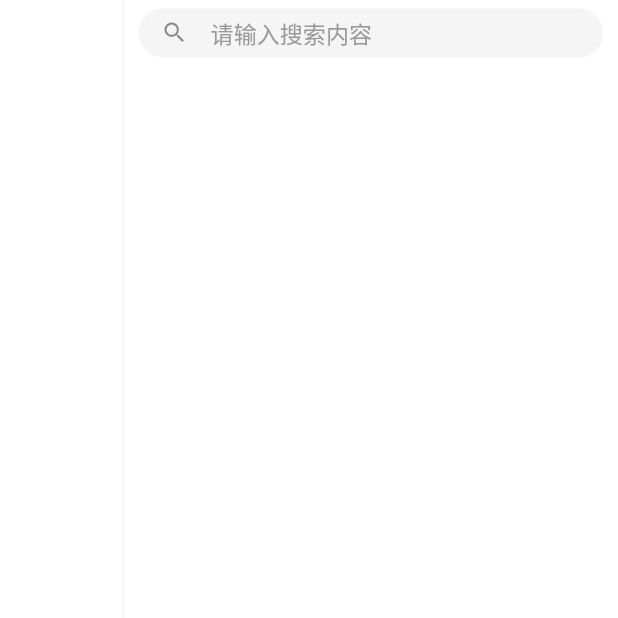
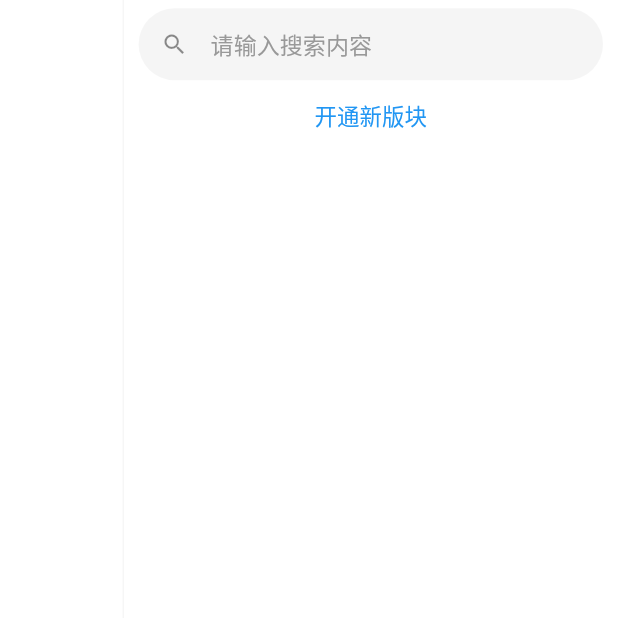
Before and after one commit to www-chao-fun/chaofun-app, a Flutter app: the AllDiscoverPage screen opened directly, on a phone screen of 412 x 824 dp, the top half of it. Run offline on Flutter 3.47's test engine with Material 2 defaults, Android fonts, the phone set to English and light mode, and no system bars; our stand-ins replace cached_network_image, connectivity, device_info, dio, fluro, flutter_easyrefresh and 18 more; missing offline and left inert: charcode, dart:ffi, extended_text, extended_text_field, extended_text_library, flutter_inappwebview and 5 more; accounts and stored records are empty; network calls fail; statements that could not run were skipped.

Commit message:
fix: 1. 支持点击头像跳转 2. 支持全部板块页新建板块, 2. 支持富文本清楚格式。

```diff
--- a/lib/pages/discover/allDisForum_page.dart
+++ b/lib/pages/discover/allDisForum_page.dart
@@ -13,6 +13,8 @@ import 'package:flutter_screenutil/flutter_screenutil.dart';
 // 图片缓存
 import 'package:cached_network_image/cached_network_image.dart';
 import 'package:flutter_chaofan/database/allforumhelper.dart';
+
+import '../forum/forum_apply_page.dart';
 
 class AllDiscoverPage extends StatefulWidget {
   _AllDiscoverPageState createState() => _AllDiscoverPageState();
@@ -259,10 +261,13 @@ class _AllDiscoverPageState extends State<AllDiscoverPage>
                     return Container(
                       padding: EdgeInsets.only(top: ScreenUtil().setWidth(10)),
                       constraints: BoxConstraints(
-                        maxHeight: ScreenUtil().setWidth(70),
+                        // maxHeight: ScreenUtil().setWidth(70),
                         maxWidth: ScreenUtil().setWidth(750),
                       ),
-                      child: TextField(
+                      child:
+                      Column(
+                          children:[
+                            TextField(
                               focusNode: _focusNode,
                               autofocus: false,
                               controller: _inputController,
@@ -337,6 +342,20 @@ class _AllDiscoverPageState extends State<AllDiscoverPage>
                                 if (value.trim().isNotEmpty) {}
                               },
                             ),
+                            InkWell(
+                                child: TextButton(
+                                  onPressed: () {
+                                    Navigator.push<String>(context,
+                                        new MaterialPageRoute(builder: (BuildContext context) {
+                                          return new ForumApplyPage(forumName: '',);
+                                        })).then((String result) {
+                                    });
+                                  },
+                                  child: const Text('开通新版块'),
+                                ),
+                            )
+                          ]
+                      )
                     );
                   }
                   return _rightItem(allForum[index - 1], index - 1);
--- a/lib/pages/publish/submit.dart
+++ b/lib/pages/publish/submit.dart
@@ -1170,7 +1170,7 @@ class _SubmitPageState extends State<SubmitPage> {
           showColorButton: false,
           showStrikeThrough: false,
           showBackgroundColorButton: false,
-          showClearFormat: false,
+          showClearFormat: true,
         ),
         Expanded(
           flex: 15,
--- a/pubspec.yaml
+++ b/pubspec.yaml
@@ -66,7 +66,7 @@ dependencies:
   extended_text_field: ^10.0.0
   extended_text: ^9.0.0
   web_socket_channel: ^2.1.0
-  flutter_quill: ^4.0.1
+  flutter_quill: ^4.0.8
   markdown: ^4.0.1
   args: ^2.0.0
   charcode: ^1.2.0
```
Also changed, not shown: lib/widget/items/comment_widget.dart (+12 -1 lines), pubspec.lock. Lines whose indentation alone changed are shown as unchanged.
